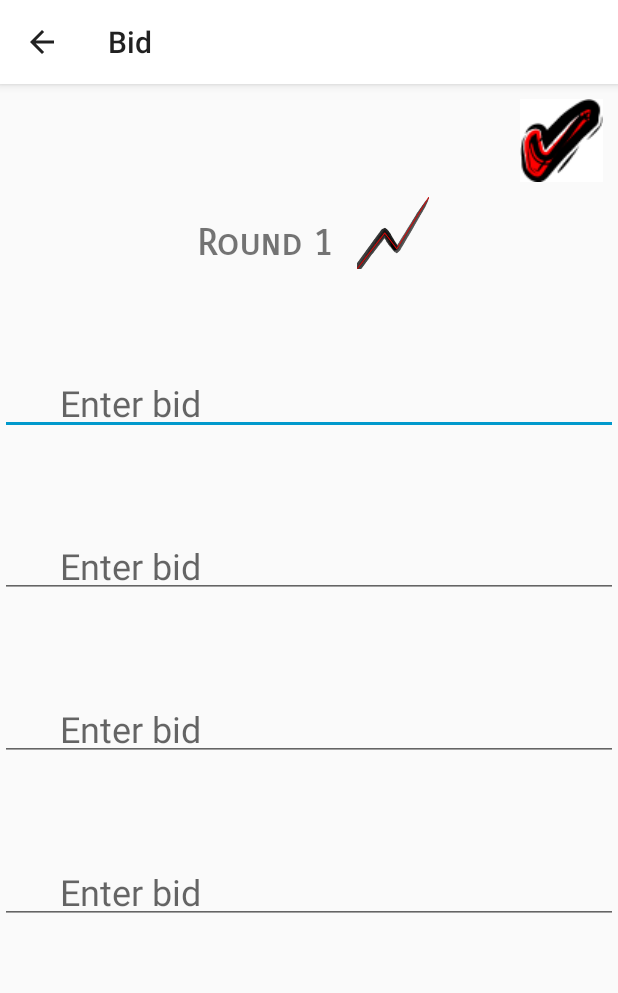
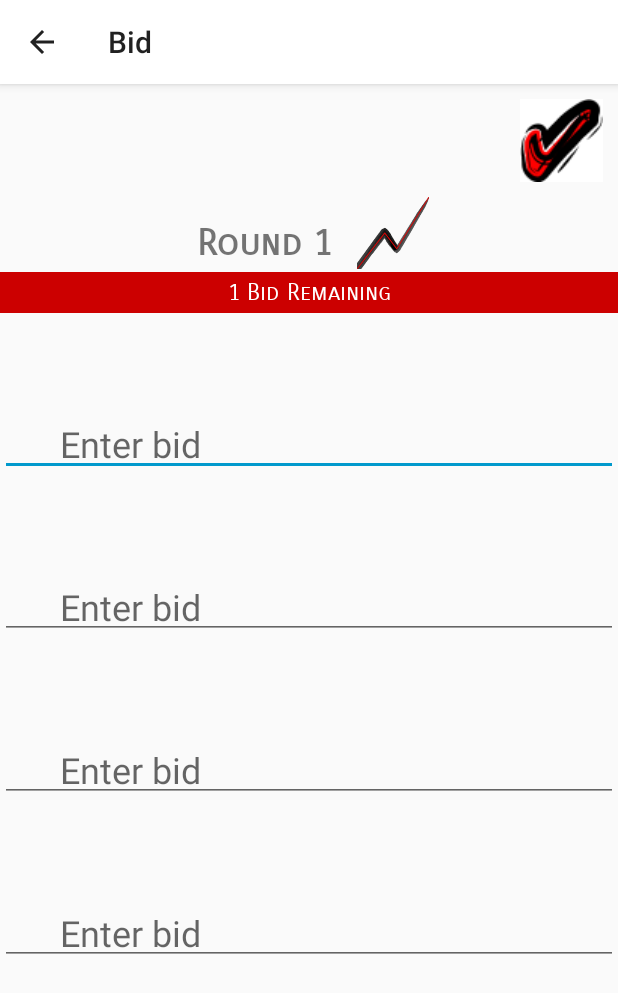
Before and after one commit to tcsauter/thirteen, an Android app: the BidEntryActivity screen opened directly, with no data from a screen before it, after a tap on an icon or button, on a phone screen of 412 x 824 dp. Shown: the top 993 px of the screen. Run offline under Robolectric (Android 15) with nearby library versions, the phone set to English and light mode, and no system bars.

Commit message:
Version 1.1.0 - Polishing things up! Added dynamic "bids remaining" TextView on Bid Entry screen Added bids by player for the round into the EditText hints on the Score Entry screen Redesigned the Bids and Scores buttons on the main screen: they each now take up the same space, stretching from edge to edge on the screen, and only one is visible at a time. Made a few aesthetic changes to existing elements throughout the app

```diff
--- a/Thirteen/app/src/main/java/com/example/android/thirteen/BidEntryActivity.java
+++ b/Thirteen/app/src/main/java/com/example/android/thirteen/BidEntryActivity.java
@@ -3,6 +3,7 @@ package com.example.android.thirteen;
 import android.content.Intent;
 import android.support.v7.app.AppCompatActivity;
 import android.os.Bundle;
+import android.view.KeyEvent;
 import android.view.View;
 import android.widget.EditText;
 import android.widget.ImageButton;
@@ -18,10 +19,8 @@ public class BidEntryActivity extends AppCompatActivity {
     private EditText p3Bid;
     private EditText p4Bid;
     private TextView tvRound;
+    private TextView tvBidsRemaining;
     private ImageView ivRound;
-
-    // Switches
-    private boolean userWarned;
 
     // Player name array
     private int[] idArray =
@@ -33,13 +32,11 @@ public class BidEntryActivity extends AppCompatActivity {
         super.onCreate(savedInstanceState);
         setContentView(R.layout.activity_bid_entry);
 
-        // Set switches initial values
-        userWarned = false;
-
         // Set Round on screen
         tvRound = (TextView) findViewById(R.id.tvRound_bidEntry);
         ivRound = (ImageView) findViewById(R.id.ivRound_bidEntry);
         setRound();
+        tvBidsRemaining = (TextView) findViewById(R.id.tv_bidsRemaining);
 
         // Set Player names on screen
         for (int i=0;i<idArray.length;i++){
@@ -58,43 +55,67 @@ public class BidEntryActivity extends AppCompatActivity {
         p3Bid = (EditText) findViewById(R.id.et_p3_bid);
         p4Bid = (EditText) findViewById(R.id.et_p4_bid);
 
+        // Update bid counter as focus shifts off of entry fields
+        p1Bid.setOnFocusChangeListener(new View.OnFocusChangeListener() {
+            @Override
+            public void onFocusChange(View view, boolean hasFocus){
+                String[] bids = packageBids();
+                int totalBids = 0;
+                for (String bid : bids){
+                    if (ScoreKeeper.isValidInteger(bid)){
+                        totalBids += Integer.valueOf(bid);
+                    }
+                }
+                updateBids(totalBids);
+            }
+        });
+        p2Bid.setOnFocusChangeListener(new View.OnFocusChangeListener() {
+            @Override
+            public void onFocusChange(View view, boolean hasFocus){
+                String[] bids = packageBids();
+                int totalBids = 0;
+                for (String bid : bids){
+                    if (ScoreKeeper.isValidInteger(bid)){
+                        totalBids += Integer.valueOf(bid);
+                    }
+                }
+                updateBids(totalBids);
+            }
+        });
+        p3Bid.setOnFocusChangeListener(new View.OnFocusChangeListener() {
+            @Override
+            public void onFocusChange(View view, boolean hasFocus){
+                String[] bids = packageBids();
+                int totalBids = 0;
+                for (String bid : bids){
+                    if (ScoreKeeper.isValidInteger(bid)){
+                        totalBids += Integer.valueOf(bid);
+                    }
+                }
+                updateBids(totalBids);
+            }
+        });
+        p4Bid.setOnFocusChangeListener(new View.OnFocusChangeListener() {
+            @Override
+            public void onFocusChange(View view, boolean hasFocus){
+                String[] bids = packageBids();
+                int totalBids = 0;
+                for (String bid : bids){
+                    if (ScoreKeeper.isValidInteger(bid)){
+                        totalBids += Integer.valueOf(bid);
+                    }
+                }
+                updateBids(totalBids);
+            }
+        });
+
         // Set what happens when the Enter button is clicked
         enterBids.setOnClickListener(new View.OnClickListener() {
             @Override
             public void onClick(View view) {
                 // Store bids in ScoreKeeper to be passed to Score Sheet
-                String[] bids = new String[4];
-                bids[0] = p1Bid.getText().toString();
-                bids[1] = p2Bid.getText().toString();
-                bids[2] = p3Bid.getText().toString();
-                bids[3] = p4Bid.getText().toString();
-                // Check total bid count and warn user of over or under
-                int totalBid = 0;
-                for (String bid : bids){
-                    if (ScoreKeeper.isValidInteger(bid)){
-                        totalBid += Integer.valueOf(bid);
-                    } else {
-                        userWarned = true;
-                    }
-                }
-                if (!userWarned){
-                    if (totalBid > Integer.valueOf(ScoreKeeper.getRound()[0])){
-                        Toast.makeText(getApplicationContext(),
-                                "Total bid is over what's expected. Click the Submit button again to continue",
-                                Toast.LENGTH_LONG).show();
-                        userWarned = true;
-                    } else if (totalBid < Integer.valueOf(ScoreKeeper.getRound()[0])){
-                        Toast.makeText(getApplicationContext(),
-                                "Total bid is under what's expected. Click the Submit button again to continue",
-                                Toast.LENGTH_LONG).show();
-                        userWarned = true;
-                    }
-                } else {
-                    userWarned = false;
-                }
-
+                String[] bids = packageBids();
                 // Validate entries and decide to continue app or not
-                if (!userWarned){
                 String validation = ScoreKeeper.editEntries(bids);
                 if (validation == "neg"){
                     Toast.makeText(getApplicationContext(),"Negative bids not allowed",
@@ -109,7 +130,6 @@ public class BidEntryActivity extends AppCompatActivity {
                     ScoreKeeper.putData("Bids",bids);
                     Intent bidsIntent = new Intent(BidEntryActivity.this, ScoreSheetActivity.class);
                     startActivity(bidsIntent);
-                    }
                 }
             }
         });
@@ -131,4 +151,25 @@ public class BidEntryActivity extends AppCompatActivity {
                 break;
         }
     }
+
+    private void updateBids(int bidTotal){
+        int round = Integer.valueOf(ScoreKeeper.getRound()[0]);
+        int total = 0;
+        total = round - bidTotal;
+        if (total == 1 || total == -1){
+            tvBidsRemaining.setText(Integer.toString(total) + " Bid Remaining");
+        } else {
+            tvBidsRemaining.setText(Integer.toString(total) + " Bids Remaining");
         }
+    }
+
+    private String[] packageBids(){
+        // Store bids in ScoreKeeper to be passed to Score Sheet
+        String[] bids = new String[4];
+        bids[0] = p1Bid.getText().toString();
+        bids[1] = p2Bid.getText().toString();
+        bids[2] = p3Bid.getText().toString();
+        bids[3] = p4Bid.getText().toString();
+        return bids;
+    }
+}
--- a/Thirteen/app/src/main/res/layout/activity_bid_entry.xml
+++ b/Thirteen/app/src/main/res/layout/activity_bid_entry.xml
@@ -4,7 +4,7 @@
     android:layout_height="wrap_content"
     xmlns:android="http://schemas.android.com/apk/res/android">
 
-    <GridLayout
+    <LinearLayout
         android:orientation="vertical" android:layout_width="match_parent"
         android:layout_height="wrap_content">
 
@@ -28,12 +28,26 @@
                 android:layout_height="wrap_content"
                 android:theme="@style/TextViewHeaders"
                 android:layout_gravity="center_vertical"
-                android:id="@+id/tvRound_bidEntry"/>
+                android:id="@+id/tvRound_bidEntry"
+                tools:text="Round 1"/>
             <ImageView
                 android:layout_width="48dp"
                 android:layout_height="48dp"
-                android:id="@+id/ivRound_bidEntry"/>
+                android:id="@+id/ivRound_bidEntry"
+                tools:src="@drawable/round_up"/>
         </LinearLayout>
+
+        <TextView
+            android:layout_width="match_parent"
+            android:layout_height="wrap_content"
+            android:textAlignment="center"
+            android:fontFamily="sans-serif-smallcaps"
+            android:textSize="15sp"
+            android:padding="4dp"
+            android:id="@+id/tv_bidsRemaining"
+            android:background="@android:color/holo_red_dark"
+            android:textColor="@android:color/background_light"
+            tools:text="1 Bids Remaining" />
 
         <TextView
             android:layout_width="match_parent"
@@ -86,5 +100,5 @@
             android:layout_height="wrap_content"
             android:theme="@style/EditTextBid"
             android:id="@+id/et_p4_bid"/>
-    </GridLayout>
+    </LinearLayout>
 </ScrollView>
--- a/Thirteen/app/src/main/res/values/colors.xml
+++ b/Thirteen/app/src/main/res/values/colors.xml
@@ -5,4 +5,5 @@
     <color name="colorAccent">@android:color/holo_blue_dark</color>
 
     <color name="buttonRed">@android:color/holo_red_dark</color>
+    <color name="buttonDisabled">#cc9696</color>
 </resources>
--- a/Thirteen/app/src/main/res/values/strings.xml
+++ b/Thirteen/app/src/main/res/values/strings.xml
@@ -7,12 +7,11 @@
     <string name="player4">Player 4</string>
     <string name="hint_pname">Enter player name</string>
     <string name="hint_pbid">Enter bid</string>
-    <string name="hint_pscore">Enter tricks taken</string>
     <string name="lblName">Player</string>
     <string name="lblBid">Bid</string>
     <string name="lblScore">Score</string>
     <string name="lblSandbags">Sandbags</string>
-    <string name="btBids">BIDS</string>
-    <string name="btScores">SCORES</string>
+    <string name="btBids">ENTER BIDS</string>
+    <string name="btScores">ENTER SCORES</string>
 
 </resources>
--- a/Thirteen/app/src/main/res/values/styles.xml
+++ b/Thirteen/app/src/main/res/values/styles.xml
@@ -70,8 +70,11 @@
         <item name="android:paddingStart">40dp</item>
         <item name="android:paddingEnd">8dp</item>
         <item name="android:paddingBottom">5dp</item>
-        <item name="android:hint">@string/hint_pscore</item>
         <item name="android:inputType">number</item>
     </style>
 
+    <style name="DisabledButton">
+        <item name="android:background">@color/buttonDisabled</item>
+    </style>
+
 </resources>
```
Also changed, not shown: Thirteen/app/src/main/java/com/example/android/thirteen/ScoreEntryActivity.java (+7 -0 lines), Thirteen/app/src/main/java/com/example/android/thirteen/ScoreKeeper.java (+26 -1 lines), Thirteen/app/src/main/java/com/example/android/thirteen/ScoreSheetActivity.java (+19 -1 lines), Thirteen/app/src/main/res/layout/activity_main.xml (+6 -2 lines), Thirteen/app/src/main/res/layout/activity_score_sheet.xml (+32 -32 lines). Lines whose indentation alone changed are shown as unchanged.
